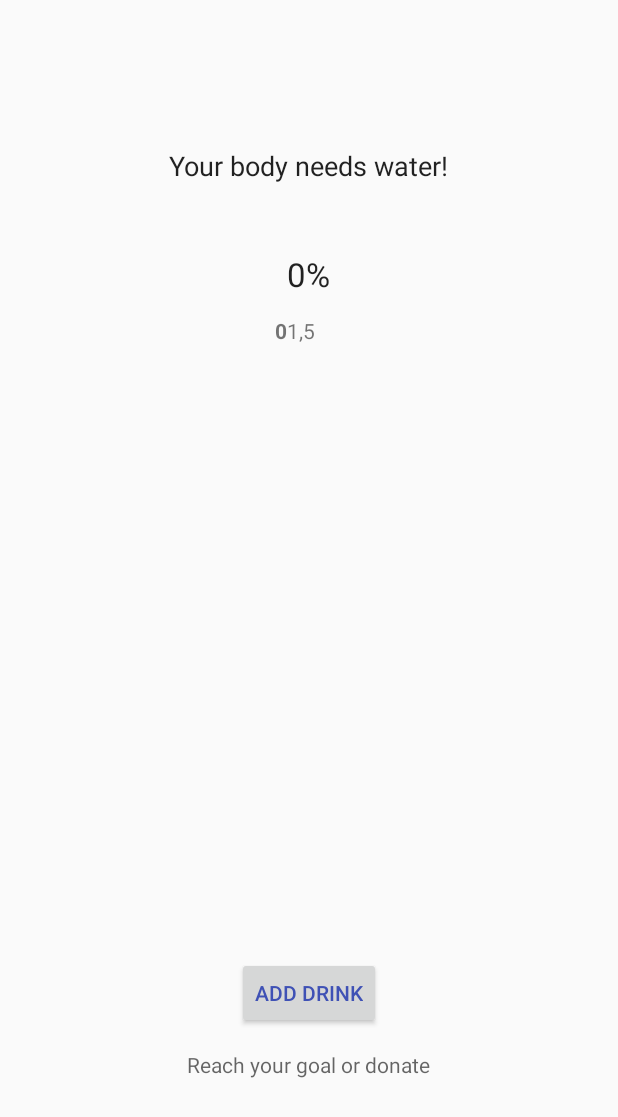
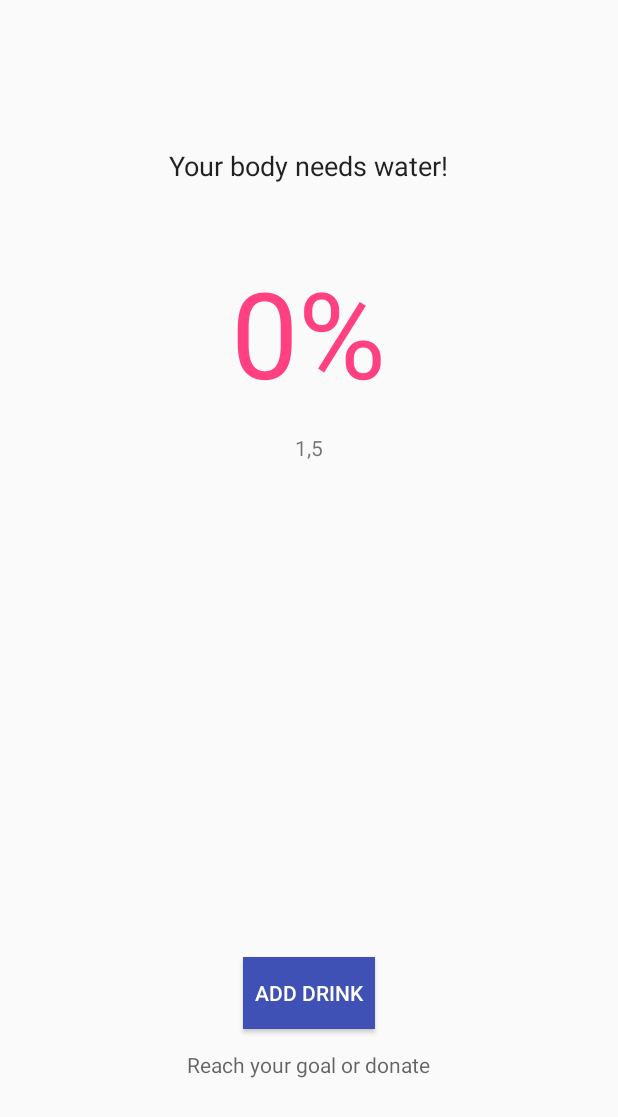
Before and after one commit to Schakkeline/AndroidDripDrop, an Android app: the layout fragment_home.xml on its own in the app's theme, with its tools: preview values and no code run, on a phone screen of 412 x 824 dp. Shown: the top 1117 px of the screen. Run offline under Robolectric (Android 15) with nearby library versions, the phone set to English and light mode, and no system bars.

Commit message:
changed design homeFragment and donation amount

```diff
--- a/app/src/main/java/com/buchmaier/jacqueline/mamiwata/HomeFragment.java
+++ b/app/src/main/java/com/buchmaier/jacqueline/mamiwata/HomeFragment.java
@@ -1,7 +1,12 @@
 package com.buchmaier.jacqueline.mamiwata;
 
+import android.graphics.Typeface;
 import android.os.Bundle;
 import android.support.v4.app.Fragment;
+import android.text.Spannable;
+import android.text.SpannableString;
+import android.text.SpannableStringBuilder;
+import android.text.style.StyleSpan;
 import android.view.LayoutInflater;
 import android.view.View;
 import android.view.ViewGroup;
@@ -59,9 +64,6 @@ public class HomeFragment extends Fragment implements OnClickListener{
         // Percent of water the user drank today
         yourWater = v.findViewById(R.id.text_home_percent);
 
-        // How much did the user drink
-        userLiterCurrent = v.findViewById(R.id.userLiterCurrent);
-
         // Drink Goal from user
         userLiterGoal = v.findViewById(R.id.userLiterGoal);
 
@@ -83,21 +85,26 @@ public class HomeFragment extends Fragment implements OnClickListener{
                 dbUserLiterGoal = dataSnapshot.child("myWater").getValue(Integer.class);
                 userLiterGoalLiter = (float) dbUserLiterGoal / 1000;
                 Double userLiterGoalLiterRound = Double.valueOf(twoDForm.format(userLiterGoalLiter));
-                userLiterGoal.setText(String.valueOf(" from " + userLiterGoalLiterRound + " liter"));
 
                 // User drank this amount so far in ml
                 dbUserLiterCurrent = dataSnapshot.child("currentWater").getValue(Integer.class);
-                userLiterCurrent.setText(String.valueOf(dbUserLiterCurrent + "ml"));
+
+                // Set text with bold and normal
+                String normalText = String.valueOf(" from " + userLiterGoalLiterRound + " liter");
+                String boldText = String.valueOf(dbUserLiterCurrent + "ml");
+                SpannableString str = new SpannableString(boldText + normalText);
+                str.setSpan(new StyleSpan(Typeface.BOLD), 0, boldText.length(), Spannable.SPAN_EXCLUSIVE_EXCLUSIVE);
+                userLiterGoal.setText(str);
 
                 // Percent
                 yourWaterPercentFloat = (float) dbUserLiterCurrent / dbUserLiterGoal *100;
                 yourWaterPercent = Math.round(yourWaterPercentFloat);
-                yourWater.setText(String.valueOf(yourWaterPercent + " %"));
+                yourWater.setText(String.valueOf(yourWaterPercent + "%"));
 
                 // Formula for Donation
                 // TODO: Only calculate if not reset to zero from user
                 missingWater = dbUserLiterGoal - dbUserLiterCurrent;
-                Float x = (float)Math.round(missingWater ) / 10000;
+                Float x = (float)Math.round(missingWater ) / 1000;
                 Double roundetMissingWater = Double.valueOf(twoDForm.format(x));
                 DatabaseReference dbMyDonation = DataRef.child("myDonation");
                 dbMyDonation.setValue(roundetMissingWater);
--- a/app/src/main/res/layout/fragment_home.xml
+++ b/app/src/main/res/layout/fragment_home.xml
@@ -27,7 +27,10 @@
             android:layout_below="@+id/textYourBodyNeeds"
             android:layout_centerHorizontal="true"
             android:layout_marginTop="45dp"
-            android:text="@string/home_percent" />
+            android:text="@string/home_percent"
+            android:textAppearance="@style/TextAppearance.AppCompat.Large"
+            android:textColor="@color/colorAccent"
+            android:textSize="80sp" />
 
         <Button
             android:id="@+id/button_addDrink"
@@ -36,9 +39,10 @@
             android:layout_alignParentBottom="true"
             android:layout_centerHorizontal="true"
             android:layout_marginBottom="138dp"
+            android:background="@color/colorPrimary"
             android:onClick="addWater"
             android:text="Add Drink"
-            android:textColor="@color/colorPrimary" />
+            android:textColor="@android:color/white" />
 
         <TextView
             android:id="@+id/reachGoalOrDonate"
@@ -51,26 +55,14 @@
             android:text="@string/home_h3" />
 
         <TextView
-            android:id="@+id/userLiterCurrent"
-            android:layout_width="wrap_content"
-            android:layout_height="wrap_content"
-            android:text="0"
-            android:textAlignment="viewEnd"
-            android:textStyle="bold"
-            android:layout_alignBaseline="@+id/userLiterGoal"
-            android:layout_alignBottom="@+id/userLiterGoal"
-            android:layout_toStartOf="@+id/userLiterGoal" />
-
-        <TextView
             android:id="@+id/userLiterGoal"
             android:layout_width="wrap_content"
             android:layout_height="wrap_content"
-            android:layout_alignStart="@+id/text_home_percent"
             android:layout_below="@+id/text_home_percent"
-            android:layout_marginTop="13dp"
+            android:layout_centerHorizontal="true"
+            android:layout_marginTop="14dp"
             android:text="1,5"
-            android:textAlignment="viewStart"
-            android:layout_alignEnd="@+id/textYourBodyNeeds" />
+            android:textAlignment="center" />
 
     </RelativeLayout>
 
--- a/app/src/main/res/values/colors.xml
+++ b/app/src/main/res/values/colors.xml
@@ -1,8 +1,8 @@
 <?xml version="1.0" encoding="utf-8"?>
 <resources>
-    <color name="colorPrimary">#3F51B5</color>
+    <color name="colorPrimary">#3f51b5</color>
     <color name="colorPrimaryDark">#303F9F</color>
-    <color name="colorAccent">#FF4081</color>
+    <color name="colorAccent">#ff4081</color>
 
     <color name="white">#ffffff</color>
     <color name="input_login_hint">#999999</color>
```
